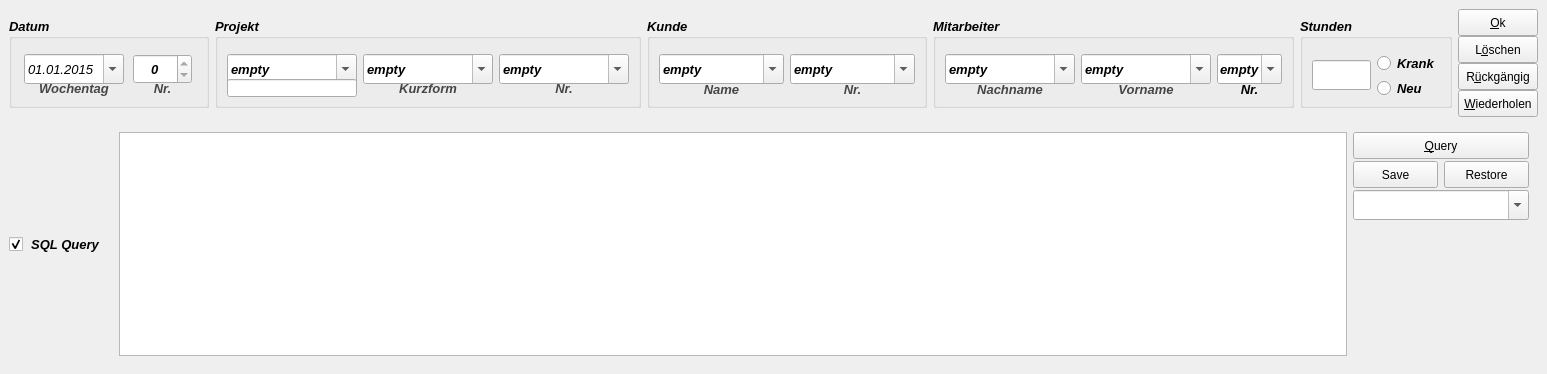
mainster/WorktimeManager, file uis/inpfrm.ui: the form before one commit.
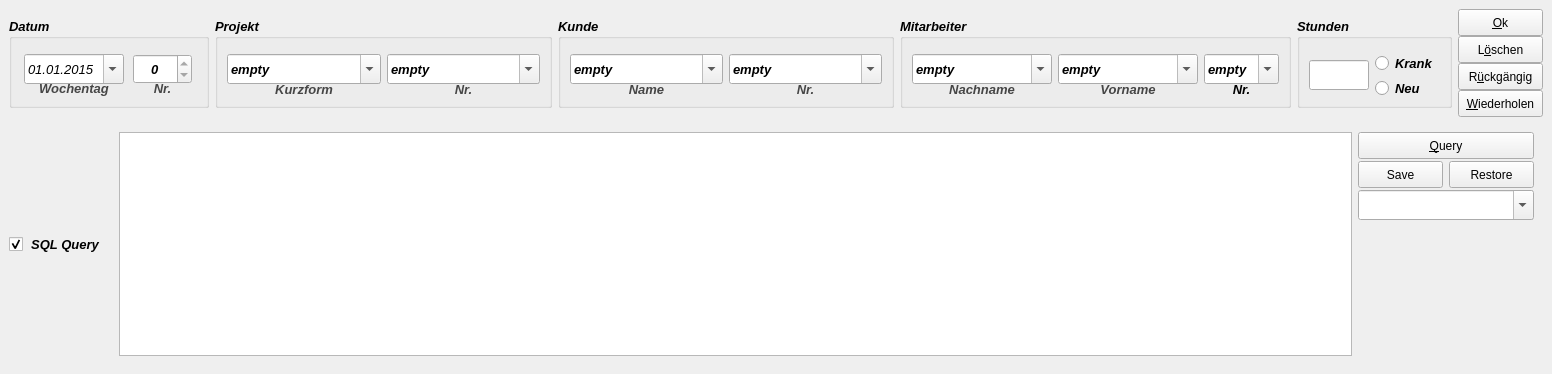
The form after the commit. Icons and pictures are not drawn. Custom widgets are drawn as their Qt base class.

Commit message: QStringListModel implemented within MdComboBox:: subclass Start of implementing a InpFrm:: structure

The edit to the form file:
```diff
--- a/uis/inpfrm.ui
+++ b/uis/inpfrm.ui
@@ -6,7 +6,7 @@
    <rect>
     <x>0</x>
     <y>0</y>
-    <width>1547</width>
+    <width>1552</width>
     <height>374</height>
    </rect>
   </property>
@@ -390,7 +390,78 @@
          <property name="bottomMargin">
           <number>8</number>
          </property>
+         <item row="0" column="1">
+          <widget class="MdComboBox" name="cbPrjNummer">
+           <property name="minimumSize">
+            <size>
+             <width>59</width>
+             <height>30</height>
+            </size>
+           </property>
+           <property name="maximumSize">
+            <size>
+             <width>16777215</width>
+             <height>30</height>
+            </size>
+           </property>
+           <property name="editable">
+            <bool>true</bool>
+           </property>
+           <property name="currentText">
+            <string>empty</string>
+           </property>
+           <property name="insertPolicy">
+            <enum>QComboBox::NoInsert</enum>
+           </property>
+           <property name="sizeAdjustPolicy">
+            <enum>QComboBox::AdjustToMinimumContentsLengthWithIcon</enum>
+           </property>
+           <property name="minimumContentsLength">
+            <number>10</number>
+           </property>
+           <property name="frame">
+            <bool>true</bool>
+           </property>
+           <property name="hasFocus" stdset="0">
+            <bool>false</bool>
+           </property>
+           <property name="hasSqlMapper" stdset="0">
+            <bool>false</bool>
+           </property>
+          </widget>
+         </item>
          <item row="1" column="1">
+          <widget class="QLabel" name="labPrjNum">
+           <property name="font">
+            <font>
+             <family>Arial</family>
+             <pointsize>10</pointsize>
+             <weight>75</weight>
+             <italic>true</italic>
+             <bold>true</bold>
+            </font>
+           </property>
+           <property name="styleSheet">
+            <string notr="true">QLabel{
+color: ;
+	color: rgb(70, 70, 70);
+}</string>
+           </property>
+           <property name="text">
+            <string>Nr.</string>
+           </property>
+           <property name="alignment">
+            <set>Qt::AlignCenter</set>
+           </property>
+           <property name="margin">
+            <number>0</number>
+           </property>
+           <property name="indent">
+            <number>0</number>
+           </property>
+          </widget>
+         </item>
+         <item row="1" column="0">
           <widget class="QLabel" name="labPrjKurzform">
            <property name="font">
             <font>
@@ -421,47 +492,7 @@
            </property>
           </widget>
          </item>
-         <item row="0" column="2">
-          <widget class="MdComboBox" name="cbPrjNummer">
-           <property name="minimumSize">
-            <size>
-             <width>59</width>
-             <height>30</height>
-            </size>
-           </property>
-           <property name="maximumSize">
-            <size>
-             <width>16777215</width>
-             <height>30</height>
-            </size>
-           </property>
-           <property name="editable">
-            <bool>true</bool>
-           </property>
-           <property name="currentText">
-            <string>empty</string>
-           </property>
-           <property name="insertPolicy">
-            <enum>QComboBox::NoInsert</enum>
-           </property>
-           <property name="sizeAdjustPolicy">
-            <enum>QComboBox::AdjustToMinimumContentsLengthWithIcon</enum>
-           </property>
-           <property name="minimumContentsLength">
-            <number>10</number>
-           </property>
-           <property name="frame">
-            <bool>true</bool>
-           </property>
-           <property name="hasFocus" stdset="0">
-            <bool>false</bool>
-           </property>
-           <property name="hasSqlMapper" stdset="0">
-            <bool>false</bool>
-           </property>
-          </widget>
-         </item>
-         <item row="0" column="1">
+         <item row="0" column="0">
           <widget class="MdComboBox" name="cbPrjKurzform">
            <property name="minimumSize">
             <size>
@@ -504,77 +535,6 @@
            </property>
           </widget>
          </item>
-         <item row="1" column="2">
-          <widget class="QLabel" name="labPrjNum">
-           <property name="font">
-            <font>
-             <family>Arial</family>
-             <pointsize>10</pointsize>
-             <weight>75</weight>
-             <italic>true</italic>
-             <bold>true</bold>
-            </font>
-           </property>
-           <property name="styleSheet">
-            <string notr="true">QLabel{
-color: ;
-	color: rgb(70, 70, 70);
-}</string>
-           </property>
-           <property name="text">
-            <string>Nr.</string>
-           </property>
-           <property name="alignment">
-            <set>Qt::AlignCenter</set>
-           </property>
-           <property name="margin">
-            <number>0</number>
-           </property>
-           <property name="indent">
-            <number>0</number>
-           </property>
-          </widget>
-         </item>
-         <item row="0" column="0">
-          <widget class="MdComboBox" name="testCb">
-           <property name="minimumSize">
-            <size>
-             <width>59</width>
-             <height>30</height>
-            </size>
-           </property>
-           <property name="maximumSize">
-            <size>
-             <width>16777215</width>
-             <height>30</height>
-            </size>
-           </property>
-           <property name="styleSheet">
-            <string notr="true"/>
-           </property>
-           <property name="editable">
-            <bool>true</bool>
-           </property>
-           <property name="currentText">
-            <string>empty</string>
-           </property>
-           <property name="insertPolicy">
-            <enum>QComboBox::NoInsert</enum>
-           </property>
-           <property name="sizeAdjustPolicy">
-            <enum>QComboBox::AdjustToMinimumContentsLengthWithIcon</enum>
-           </property>
-           <property name="minimumContentsLength">
-            <number>10</number>
-           </property>
-           <property name="frame">
-            <bool>true</bool>
-           </property>
-          </widget>
-         </item>
-         <item row="1" column="0">
-          <widget class="QLineEdit" name="testLe"/>
-         </item>
         </layout>
        </widget>
       </item>
```
The commit also changes 11 other files.
